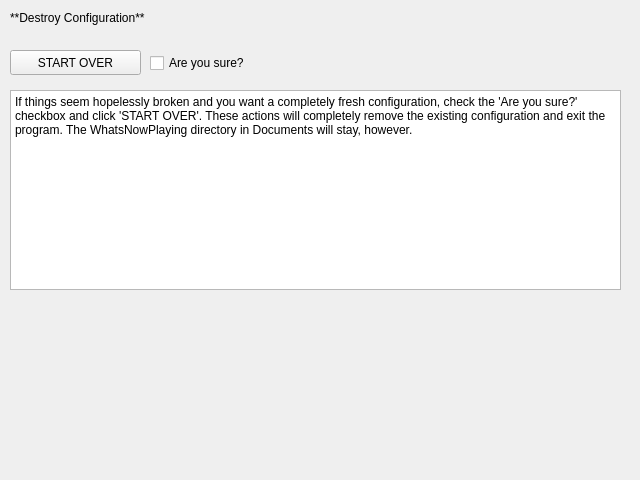
This is nowplaying/resources/ui/destroy.ui in whatsnowplaying/whats-now-playing as Qt 5 draws it before an edit. The edited form follows.
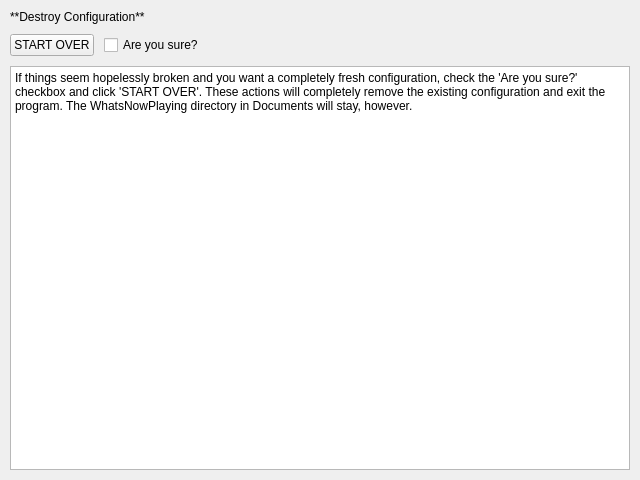
This is the edited form. Icons and pictures are not drawn.

What changed in the file:
```diff
--- a/nowplaying/resources/ui/destroy.ui
+++ b/nowplaying/resources/ui/destroy.ui
@@ -17,15 +17,15 @@
    <iconset resource="settings.qrc">
     <normaloff>:/resources/icon.ico</normaloff>:/resources/icon.ico</iconset>
   </property>
+  <layout class="QVBoxLayout" name="main_layout">
+   <property name="margin">
+    <number>10</number>
+   </property>
+   <property name="spacing">
+    <number>10</number>
+   </property>
+   <item>
   <widget class="QLabel" name="header_label">
-   <property name="geometry">
-    <rect>
-     <x>10</x>
-     <y>10</y>
-     <width>251</width>
-     <height>16</height>
-    </rect>
-   </property>
    <property name="text">
     <string>**Destroy Configuration**</string>
    </property>
@@ -33,40 +33,45 @@
     <enum>Qt::MarkdownText</enum>
    </property>
   </widget>
+   </item>
+   <item>
+    <layout class="QHBoxLayout" name="action_layout">
+     <item>
   <widget class="QPushButton" name="startover_button">
-   <property name="geometry">
-    <rect>
-     <x>10</x>
-     <y>50</y>
-     <width>131</width>
-     <height>25</height>
-    </rect>
-   </property>
    <property name="text">
     <string>START OVER</string>
    </property>
   </widget>
+     </item>
+     <item>
   <widget class="QCheckBox" name="areyousure_checkbox">
-   <property name="geometry">
-    <rect>
-     <x>150</x>
-     <y>53</y>
-     <width>251</width>
-     <height>20</height>
-    </rect>
-   </property>
    <property name="text">
     <string>Are you sure?</string>
    </property>
   </widget>
+     </item>
+     <item>
+      <spacer>
+       <property name="orientation">
+        <enum>Qt::Horizontal</enum>
+       </property>
+       <property name="sizeHint" stdset="0">
+        <size>
+         <width>40</width>
+         <height>20</height>
+        </size>
+       </property>
+      </spacer>
+     </item>
+    </layout>
+   </item>
+   <item>
   <widget class="QTextBrowser" name="description">
-   <property name="geometry">
-    <rect>
-     <x>10</x>
-     <y>90</y>
-     <width>611</width>
-     <height>200</height>
-    </rect>
+     <property name="sizePolicy">
+      <sizepolicy hsizetype="Expanding" vsizetype="Expanding">
+       <horstretch>0</horstretch>
+       <verstretch>1</verstretch>
+      </sizepolicy>
    </property>
    <property name="html">
     <string>&lt;!DOCTYPE HTML PUBLIC &quot;-//W3C//DTD HTML 4.0//EN&quot; &quot;http://www.w3.org/TR/REC-html40/strict.dtd&quot;&gt;
@@ -79,6 +84,8 @@
 &lt;p style=&quot;margin-top:12px; margin-bottom:12px; margin-left:0px; margin-right:0px; -qt-block-indent:0; text-indent:0px&quot;&gt;If things seem hopelessly broken and you want a completely fresh configuration, check the 'Are you sure?' checkbox and click 'START OVER'. These actions will completely remove the existing configuration and exit the program. The WhatsNowPlaying directory in Documents will stay, however.&lt;/p&gt;&lt;/body&gt;&lt;/html&gt;</string>
    </property>
   </widget>
+   </item>
+  </layout>
  </widget>
  <resources>
   <include location="settings.qrc"/>
```
Lines whose indentation alone changed are shown as unchanged.
